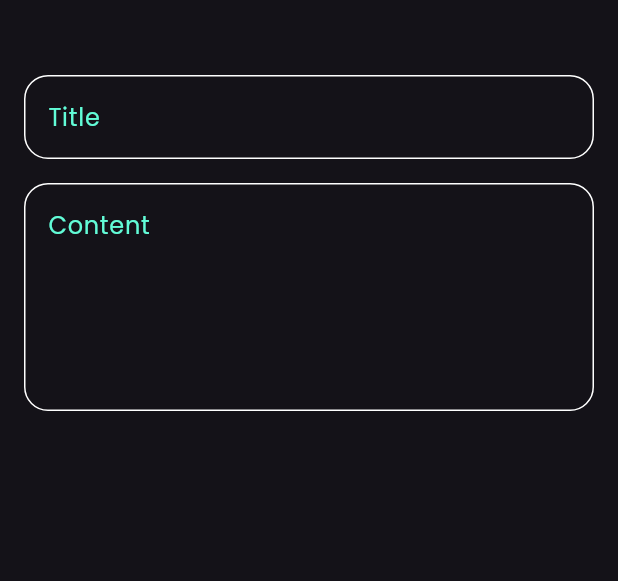
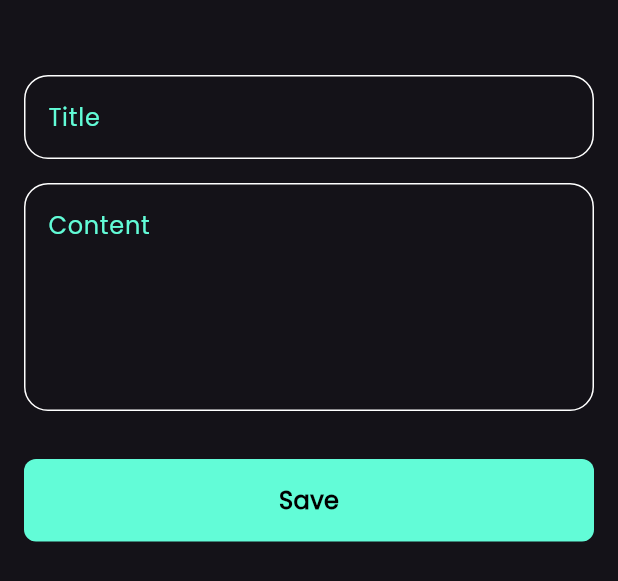
Before and after one commit to Abdelrhman-M98/note_app, a Flutter app: the AddNoteBottomSheet widget shown alone on an empty page, opened directly, on a phone screen of 412 x 824 dp. Shown: the top 581 px of the screen. Run offline on Flutter 3.47's test engine with Material 3 defaults, Android fonts, the phone set to English and light mode, and no system bars; our stand-ins replace font_awesome_flutter.

Commit message:
finsh bottom sheet

```diff
--- /dev/null
+++ b/lib/Views/Widgets/custom_button.dart
@@ -0,0 +1,28 @@
+import 'package:flutter/material.dart';
+import 'package:note_app/constants.dart';
+
+class CustomButton extends StatelessWidget {
+  const CustomButton({super.key});
+
+  @override
+  Widget build(BuildContext context) {
+    return Container(
+      width: MediaQuery.of(context).size.width,
+      height: 55,
+      decoration: BoxDecoration(
+        color: kPrimaryColor,
+        borderRadius: BorderRadius.circular(8),
+      ),
+      child: const Center(
+        child: Text(
+          "Save",
+          style: TextStyle(
+            color: Colors.black,
+            fontSize: 16,
+            fontWeight: FontWeight.bold,
+          ),
+        ),
+      ),
+    );
+  }
+}
--- a/lib/Views/Widgets/note_bottom_sheet.dart
+++ b/lib/Views/Widgets/note_bottom_sheet.dart
@@ -1,5 +1,7 @@
 import 'package:flutter/material.dart';
+import 'package:note_app/Views/Widgets/custom_button.dart';
 import 'package:note_app/Views/Widgets/custom_text_field.dart';
+import 'package:note_app/constants.dart';
 
 class AddNoteBottomSheet extends StatelessWidget {
   const AddNoteBottomSheet({super.key});
@@ -8,6 +10,7 @@ class AddNoteBottomSheet extends StatelessWidget {
   Widget build(BuildContext context) {
     return const Padding(
       padding: EdgeInsets.symmetric(horizontal: 16),
+      child: SingleChildScrollView(
         child: Column(
           children: [
             SizedBox(
@@ -23,7 +26,15 @@ class AddNoteBottomSheet extends StatelessWidget {
               hint: "Content",
               maxLine: 5,
             ),
+            SizedBox(
+              height: 32,
+            ),
+            CustomButton(),
+            SizedBox(
+              height: 60,
+            ),
           ],
+        ),
       ),
     );
   }
--- a/lib/Views/Widgets/note_view_body.dart
+++ b/lib/Views/Widgets/note_view_body.dart
@@ -2,6 +2,7 @@ import 'package:flutter/material.dart';
 import 'package:note_app/Views/Widgets/custom_appbar.dart';
 import 'package:note_app/Views/Widgets/custome_note_item.dart';
 import 'package:note_app/Views/Widgets/note_list_view.dart';
+import 'package:note_app/constants.dart';
 
 class NoteViewBody extends StatelessWidget {
   const NoteViewBody({super.key});
```
Lines whose indentation alone changed are shown as unchanged.
